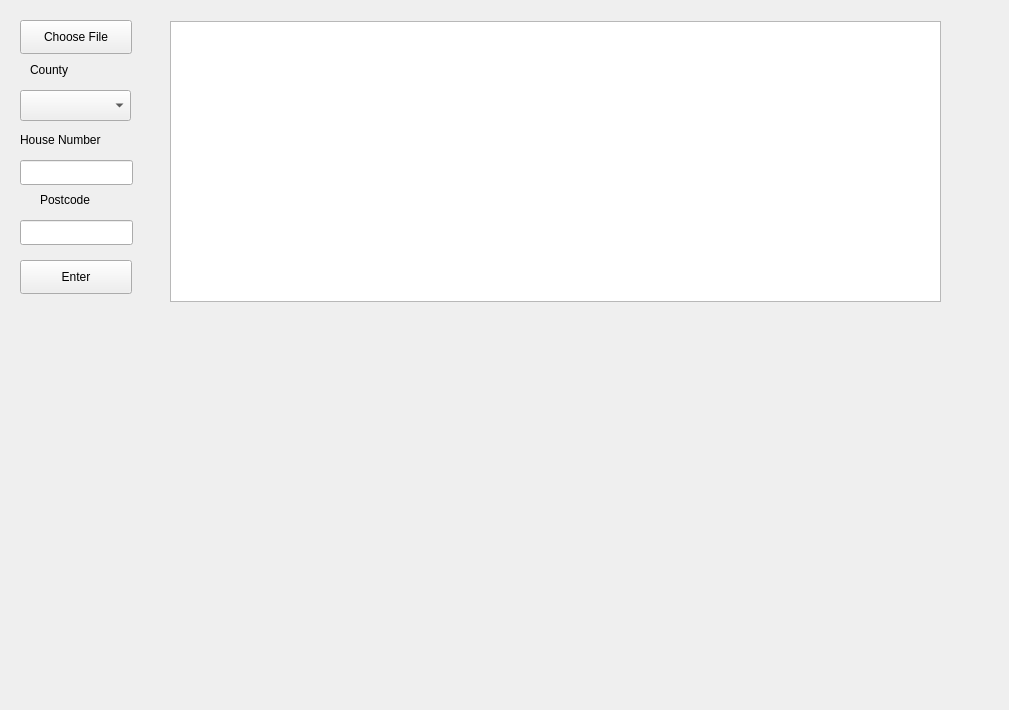
Above: GUI/Explorer.ui from niraali/VOC-Group-3 before the change. Below: the same form after it.
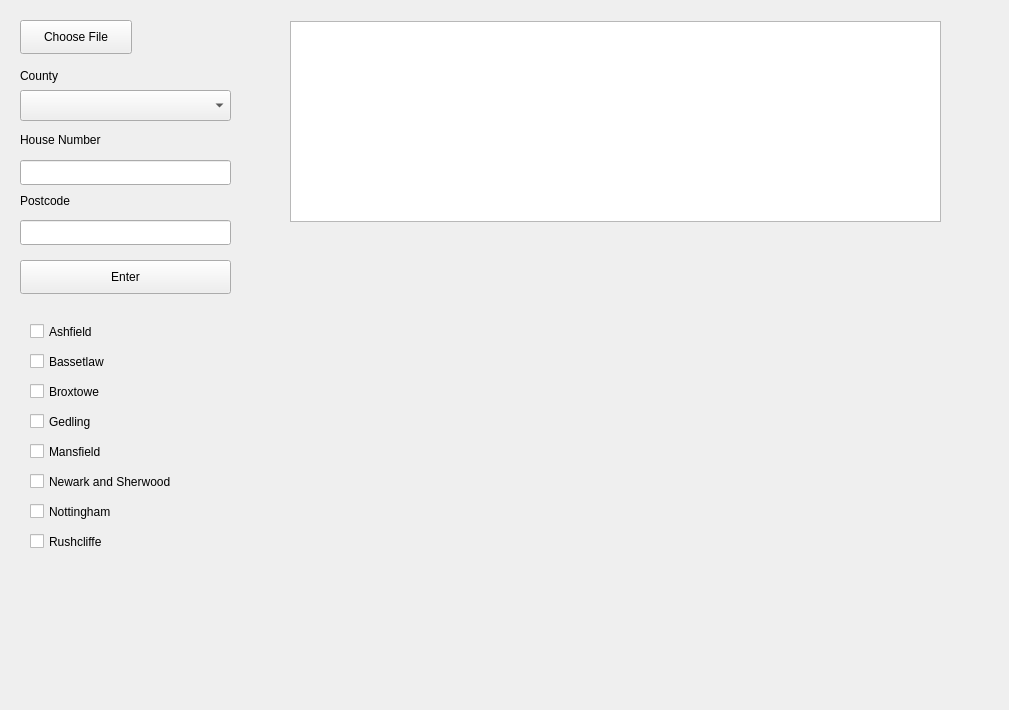
That is the form after the change.

The edit to the form file:
```diff
--- a/GUI/Explorer.ui
+++ b/GUI/Explorer.ui
@@ -32,7 +32,7 @@
      <rect>
       <x>20</x>
       <y>260</y>
-      <width>112</width>
+      <width>211</width>
       <height>34</height>
      </rect>
     </property>
@@ -48,7 +48,7 @@
      <rect>
       <x>20</x>
       <y>90</y>
-      <width>111</width>
+      <width>211</width>
       <height>31</height>
      </rect>
     </property>
@@ -74,7 +74,7 @@
      <rect>
       <x>20</x>
       <y>160</y>
-      <width>113</width>
+      <width>211</width>
       <height>25</height>
      </rect>
     </property>
@@ -84,7 +84,7 @@
      <rect>
       <x>20</x>
       <y>220</y>
-      <width>113</width>
+      <width>211</width>
       <height>25</height>
      </rect>
     </property>
@@ -105,10 +105,10 @@
    <widget class="QLabel" name="postcodeLabel">
     <property name="geometry">
      <rect>
-      <x>40</x>
+      <x>20</x>
       <y>190</y>
-      <width>68</width>
-      <height>19</height>
+      <width>91</width>
+      <height>21</height>
      </rect>
     </property>
     <property name="text">
@@ -118,10 +118,10 @@
    <widget class="QLabel" name="countyLabel">
     <property name="geometry">
      <rect>
-      <x>30</x>
+      <x>20</x>
       <y>60</y>
-      <width>68</width>
-      <height>19</height>
+      <width>81</width>
+      <height>31</height>
      </rect>
     </property>
     <property name="text">
@@ -131,13 +131,117 @@
    <widget class="QTableView" name="tableView">
     <property name="geometry">
      <rect>
-      <x>170</x>
+      <x>290</x>
       <y>21</y>
-      <width>771</width>
-      <height>281</height>
+      <width>651</width>
+      <height>201</height>
      </rect>
     </property>
    </widget>
+   <widget class="QCheckBox" name="ashfieldCheck">
+    <property name="geometry">
+     <rect>
+      <x>30</x>
+      <y>320</y>
+      <width>101</width>
+      <height>23</height>
+     </rect>
+    </property>
+    <property name="text">
+     <string>Ashfield</string>
+    </property>
+   </widget>
+   <widget class="QCheckBox" name="bassetlawCheck">
+    <property name="geometry">
+     <rect>
+      <x>30</x>
+      <y>350</y>
+      <width>101</width>
+      <height>23</height>
+     </rect>
+    </property>
+    <property name="text">
+     <string>Bassetlaw</string>
+    </property>
+   </widget>
+   <widget class="QCheckBox" name="gedlingCheck">
+    <property name="geometry">
+     <rect>
+      <x>30</x>
+      <y>410</y>
+      <width>101</width>
+      <height>23</height>
+     </rect>
+    </property>
+    <property name="text">
+     <string>Gedling</string>
+    </property>
+   </widget>
+   <widget class="QCheckBox" name="mansfieldCheck">
+    <property name="geometry">
+     <rect>
+      <x>30</x>
+      <y>440</y>
+      <width>101</width>
+      <height>23</height>
+     </rect>
+    </property>
+    <property name="text">
+     <string>Mansfield</string>
+    </property>
+   </widget>
+   <widget class="QCheckBox" name="newarkCheck">
+    <property name="geometry">
+     <rect>
+      <x>30</x>
+      <y>470</y>
+      <width>201</width>
+      <height>23</height>
+     </rect>
+    </property>
+    <property name="text">
+     <string>Newark and Sherwood</string>
+    </property>
+   </widget>
+   <widget class="QCheckBox" name="nottinghamCheck">
+    <property name="geometry">
+     <rect>
+      <x>30</x>
+      <y>500</y>
+      <width>121</width>
+      <height>23</height>
+     </rect>
+    </property>
+    <property name="text">
+     <string>Nottingham</string>
+    </property>
+   </widget>
+   <widget class="QCheckBox" name="rushcliffeCheck">
+    <property name="geometry">
+     <rect>
+      <x>30</x>
+      <y>530</y>
+      <width>101</width>
+      <height>23</height>
+     </rect>
+    </property>
+    <property name="text">
+     <string>Rushcliffe</string>
+    </property>
+   </widget>
+   <widget class="QCheckBox" name="broxtoweCheck">
+    <property name="geometry">
+     <rect>
+      <x>30</x>
+      <y>380</y>
+      <width>101</width>
+      <height>23</height>
+     </rect>
+    </property>
+    <property name="text">
+     <string>Broxtowe</string>
+    </property>
+   </widget>
   </widget>
  </widget>
  <resources/>
```
